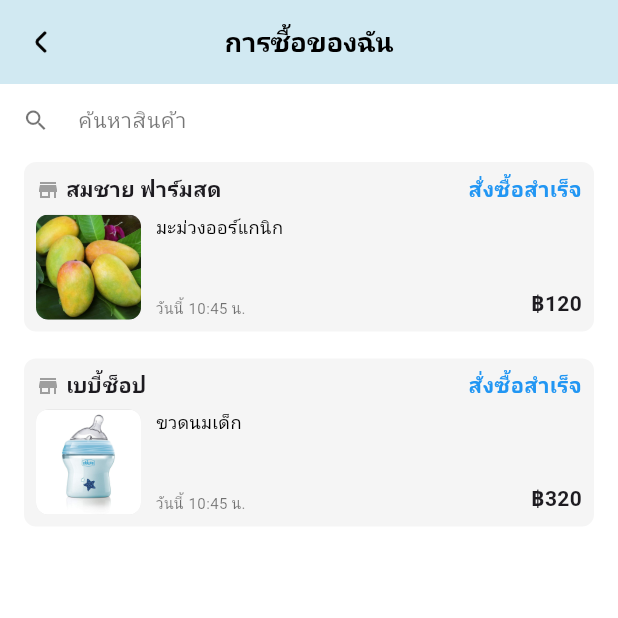
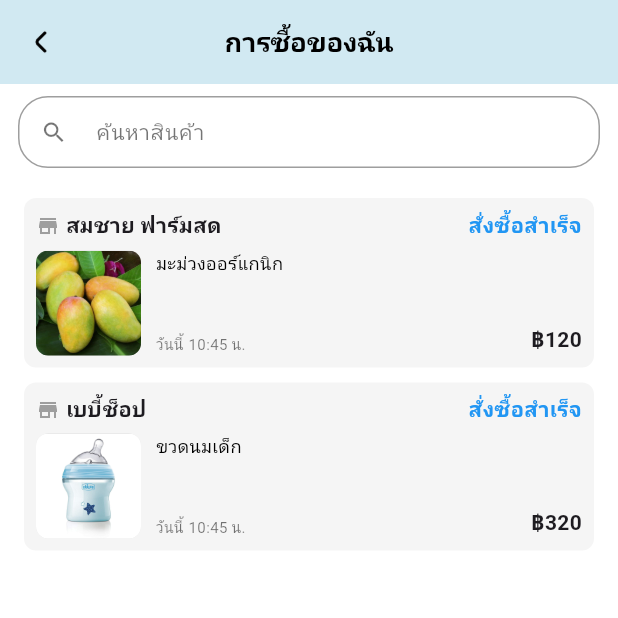
Before and after one commit to sareefhub/Locaza, a Flutter app: the MyPurchasePage screen opened by its route, on a phone screen of 412 x 824 dp, the top half of it. Run offline on Flutter 3.47's test engine with Material 3 defaults, Android fonts, the phone set to English and light mode, and no system bars; our stand-ins replace dropdown_button2, flutter_riverpod, go_router, google_fonts, image_picker, responsive_builder and 1 more; accounts and stored records are empty; Roboto replaces fonts that are missing (Sarabun).

Commit message:
feat(UI): add spacing for SearchBar and product list

```diff
--- a/frontend/lib/core/widgets/custom_search_bar.dart
+++ b/frontend/lib/core/widgets/custom_search_bar.dart
@@ -29,11 +29,24 @@ class CustomSearchBar extends StatelessWidget {
         contentPadding: const EdgeInsets.symmetric(vertical: 8, horizontal: 12),
         border: OutlineInputBorder(
           borderRadius: BorderRadius.circular(20),
-          borderSide: BorderSide.none,
+          borderSide: const BorderSide(
+            color: Colors.grey,
+            width: 1,
+          ), // กำหนดขอบเริ่มต้น
+        ),
+        enabledBorder: OutlineInputBorder(
+          borderRadius: BorderRadius.circular(20),
+          borderSide: const BorderSide(
+            color: Colors.grey,
+            width: 1,
+          ), // ขอบก่อนกด
         ),
         focusedBorder: OutlineInputBorder(
           borderRadius: BorderRadius.circular(20),
-          borderSide: const BorderSide(color: Colors.blueAccent, width: 1),
+          borderSide: const BorderSide(
+            color: Colors.blueAccent,
+            width: 1,
+          ), // ขอบตอนกด
         ),
       ),
     );
--- a/frontend/lib/features/product/presentation/screens/purchase_history_screen.dart
+++ b/frontend/lib/features/product/presentation/screens/purchase_history_screen.dart
@@ -57,7 +57,10 @@ class _MyPurchasePageState extends State<MyPurchasePage> {
       ),
       body: Column(
         children: [
-          CustomSearchBar(
+          const SizedBox(height: 8),
+          Padding(
+            padding: const EdgeInsets.symmetric(horizontal: 12),
+            child: CustomSearchBar(
               hintText: "ค้นหาสินค้า",
               controller: _searchController,
               onChanged: (value) {
@@ -66,6 +69,8 @@ class _MyPurchasePageState extends State<MyPurchasePage> {
                 });
               },
             ),
+          ),
+          const SizedBox(height: 16),
 
           // List สินค้า
           Expanded(
@@ -93,7 +98,7 @@ class _MyPurchasePageState extends State<MyPurchasePage> {
                           ? product['image_urls'][0]
                           : '',
                     ),
-                    const SizedBox(height: 10),
+                    const SizedBox(height: 2),
                   ],
                 );
               },
```
Lines whose indentation alone changed are shown as unchanged.
